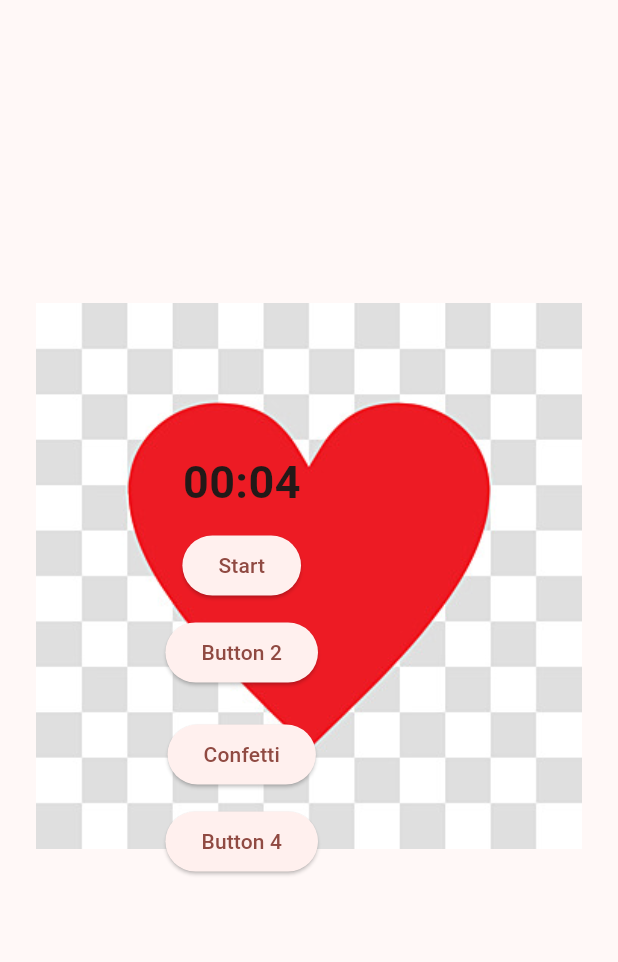
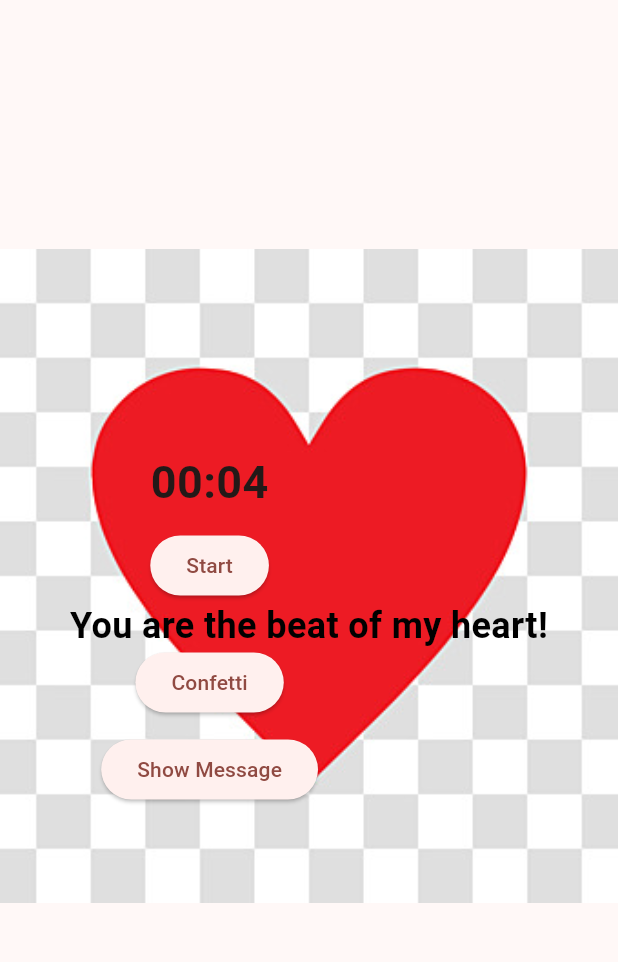
Before and after one commit to Ruhisawant/animated-heartbeat-app, a Flutter app: the screen it shows after launch, after a tap on "Start", on a phone screen of 412 x 824 dp, the part 84-1046 px from its top. Run offline on Flutter 3.47's test engine with Material 3 defaults, Android fonts, the light colour scheme and no system bars; our stand-ins replace confetti.

Commit message:
Add Messages

```diff
--- a/lib/main.dart
+++ b/lib/main.dart
@@ -1,5 +1,3 @@
-// Team members: Ruhi Sawant and Saiesh Irukulla
-//Updated
 import 'package:confetti/confetti.dart';
 import 'package:flutter/material.dart';
 import 'dart:async';
@@ -33,15 +31,24 @@ class MyHomePage extends StatefulWidget {
   State<MyHomePage> createState() => _MyHomePageState();
 }
 
-class _MyHomePageState extends State<MyHomePage>
-    with SingleTickerProviderStateMixin {
+class _MyHomePageState extends State<MyHomePage> with SingleTickerProviderStateMixin {
   late ConfettiController _confettiController;
   late AnimationController _controller;
   late Animation<double> _scaleAnimation;
+
   Timer? _timer;
-  int _countdownSeconds = 10;
+  int _countdownSeconds = 5;
   String timerString = "00:05";
   bool isRunning = false;
+  int _messageIndex = 0;
+
+  final List<String> messages = [
+    "You are the beat of my heart!",
+    "Happy Valentine's Day, my love!",
+    "You make my heart race!",
+    "Forever and always, my Valentine!",
+    "You are my sweetest adventure!",
+  ];
 
   @override
   void initState() {
@@ -54,7 +61,9 @@ class _MyHomePageState extends State<MyHomePage>
     _scaleAnimation = Tween<double>(begin: 1.0, end: 1.3).animate(
       CurvedAnimation(parent: _controller, curve: Curves.easeInOut),
     );
-    _startTimer();
+
+    _confettiController =
+        ConfettiController(duration: const Duration(seconds: 2));
   }
 
   void _startTimer() {
@@ -64,18 +73,15 @@ class _MyHomePageState extends State<MyHomePage>
     _countdownSeconds = 5;
     setState(() {
       isRunning = true;
-      final minutes = (_countdownSeconds ~/ 60).toString().padLeft(2, '0');
-      final seconds = (_countdownSeconds % 60).toString().padLeft(2, '0');
-      timerString = "$minutes:$seconds";
+      _updateTimerString();
     });
     _controller.repeat(reverse: true);
+
     _timer = Timer.periodic(const Duration(seconds: 1), (timer) {
       if (_countdownSeconds > 0) {
         setState(() {
           _countdownSeconds--;
-          final minutes = (_countdownSeconds ~/ 60).toString().padLeft(2, '0');
-          final seconds = (_countdownSeconds % 60).toString().padLeft(2, '0');
-          timerString = "$minutes:$seconds";
+          _updateTimerString();
         });
       } else {
         timer.cancel();
@@ -83,22 +89,33 @@ class _MyHomePageState extends State<MyHomePage>
         setState(() {
           isRunning = false;
         });
+        _displayConfetti();
       }
     });
+  }
 
-    _confettiController =
-        ConfettiController(duration: const Duration(seconds: 2));
+  void _updateTimerString() {
+    final minutes = (_countdownSeconds ~/ 60).toString().padLeft(2, '0');
+    final seconds = (_countdownSeconds % 60).toString().padLeft(2, '0');
+    timerString = "$minutes:$seconds";
   }
 
   @override
   void dispose() {
     _controller.dispose();
     _timer?.cancel();
+    _confettiController.dispose();
     super.dispose();
   }
 
   void _displayConfetti() {
     _confettiController.play();
+  }
+
+  void _cycleMessage() {
+    setState(() {
+      _messageIndex = (_messageIndex + 1) % messages.length;
+    });
   }
 
   @override
@@ -111,46 +128,51 @@ class _MyHomePageState extends State<MyHomePage>
       body: Stack(
         children: [
           Padding(
-            padding: const EdgeInsets.only(top: 0, left: 8, right: 8),
+            padding: const EdgeInsets.symmetric(horizontal: 8),
             child: Center(
-              child: SizedBox(
-                height: 800,
-                child: Stack(
-                  children: <Widget>[
-                    Center(
-                      child: ScaleTransition(
-                        scale: _scaleAnimation,
-                        child: SizedBox(
-                          height: 400,
-                          child: Image.asset(
-                            'assets/images/heart.jpg',
-                          ),
-                        ),
-                      ),
-                    ),
-                  ],
+              child: ScaleTransition(
+                scale: _scaleAnimation,
+                child: SizedBox(
+                  height: 400,
+                  child: Image.asset('assets/images/heart.jpg'),
                 ),
               ),
             ),
           ),
+
+          // Confetti
           Center(
             child: ConfettiWidget(
               confettiController: _confettiController,
               blastDirectionality: BlastDirectionality.explosive,
               shouldLoop: false,
-              colors: [
-                Colors.red,
-                Colors.orange,
-                Colors.red,
-                Colors.blue,
-                Colors.yellow
-              ],
+              colors: const [Colors.orange, Colors.green, Colors.blue, Colors.yellow, Colors.purple],
+            ),
+          ),
+
+          // Message
+          Positioned(
+            top: 400,
+            left: 0,
+            right: 0,
+            child: AnimatedSwitcher(
+              duration: const Duration(seconds: 1),
+              child: Text(
+                messages[_messageIndex],
+                key: ValueKey<int>(_messageIndex),
+                textAlign: TextAlign.center,
+                style: const TextStyle(
+                  fontSize: 24,
+                  fontWeight: FontWeight.bold,
+                  color: Colors.black,
+                ),
+              ),
             ),
           ),
 
           // Side buttons
           Positioned(
-            top: 300, // button position
+            top: 300,
             right: 200,
             child: Align(
               alignment: Alignment.center,
@@ -169,20 +191,15 @@ class _MyHomePageState extends State<MyHomePage>
                     onPressed: _startTimer,
                     child: const Text('Start'),
                   ),
-                  const SizedBox(height: 10),
-                  ElevatedButton(
-                    onPressed: () {},
-                    child: const Text('Button 2'),
-                  ),
-                  const SizedBox(height: 20),
+                  const SizedBox(height: 30),
                   ElevatedButton(
                     onPressed: _displayConfetti,
                     child: const Text('Confetti'),
                   ),
                   const SizedBox(height: 10),
                   ElevatedButton(
-                    onPressed: () {},
-                    child: const Text('Button 4'),
+                    onPressed: _cycleMessage,
+                    child: const Text('Show Message'),
                   ),
                 ],
               ),
```
Also changed, not shown: pubspec.lock.
